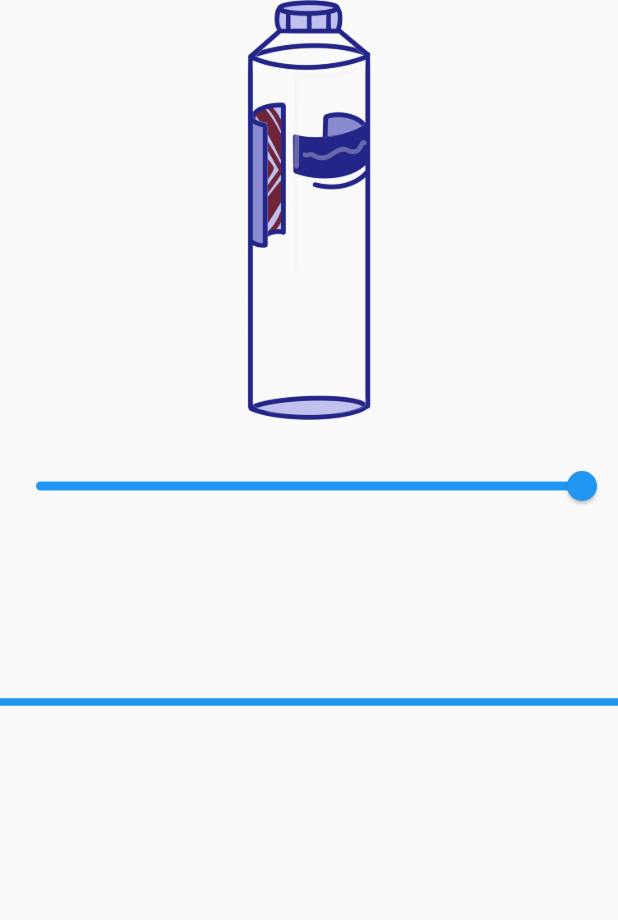
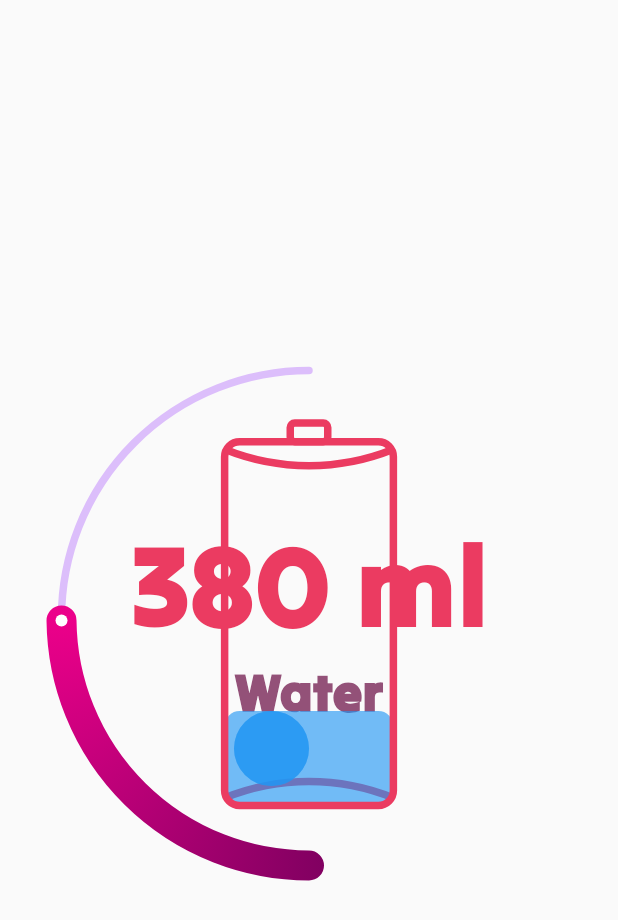
Before and after one commit to mechanical-echo/aqualotl, a Flutter app: the screen it shows after launch, on a phone screen of 412 x 824 dp. Shown: the top 920 px of the screen. Run offline on Flutter 3.47's test engine with Material 2 defaults, Android fonts, the phone set to English and light mode, and no system bars; drawn by our look-alikes of sleek_circular_slider; our stand-ins replace curved_navigation_bar, flutter_otp_text_field, get.

Commit message:
made water slider. Next is to make wave

```diff
--- a/lib/pages/HomePage/homepage.dart
+++ b/lib/pages/HomePage/homepage.dart
@@ -1,166 +1,76 @@
-// ignore_for_file: prefer_const_constructors, prefer_const_literals_to_create_immutables, depend_on_referenced_packages, library_private_types_in_public_api
-
 import 'package:aqualotl/constants/colors.dart';
-import 'package:aqualotl/constants/image_strings.dart';
 import 'package:flutter/material.dart';
 import 'package:sleek_circular_slider/sleek_circular_slider.dart';
 
-
-class HomePage extends StatefulWidget{
-   const HomePage({Key? key}) : super(key: key);
-  @override
-  _HomePageState createState() => _HomePageState();
-}
-
-class _HomePageState extends State<HomePage>{
-  // Widget slider = SleekCircularSlider(
-  //             appearance: CircularSliderAppearance(
-  //               startAngle: 90,
-  //               customWidths: CustomSliderWidths(progressBarWidth: 10),
-  //               customColors: CustomSliderColors(
-  //                 dynamicGradient: true,
-  //                 dotColor: Colors.transparent
-  //                 ),
-  //               size: 340,
-  //               infoProperties: InfoProperties(
-  //                 topLabelText: "Water level:",
-
-  //               )
-  //             ),
-  //             initialValue: 765,
-  //             max: 765,
-  //             min: 0,
-  //             onChange: (double value) {
-  //               print(value);
-  //             });
-  @override
-  Widget build(BuildContext context){
-    final litres = 765.0;
-    final trackColors = [
-      Colors.indigo.shade900,
-      Colors.blueAccent,
-      Colors.blueAccent.shade100
-    ];
-    double waterLevel = litres;
-    return  Scaffold(
-      body: Column(
-        children: [
-          // SizedBox(height: 100,),
-          // SleekCircularSlider(
-          //   max: litres,
-          //   initialValue: 0,
-          //   appearance: CircularSliderAppearance(
-          //     size: 250,
-          //     angleRange: 360,
-          //     customWidths: CustomSliderWidths(progressBarWidth: 10),
-          //     customColors: CustomSliderColors(progressBarColors: trackColors, dynamicGradient: true)
-          //   ),
-          //   min: 0,
-          //   onChange: (value) {
-          //     setState(() {
-          //       waterLevel = value;
-          //       WaterLevelBottle1(waterLevel, litres);
-          //     });
-          //     print("waterLevel = "+waterLevel.toString());
-          //   },
-          // ),
-          Center(
-            child:Stack(
-            children: [
-              Container(
-                      width: 225,
-                      height: 280,
-                      child: Image(image: AssetImage(bottleBack)),
-                    ),
-              Container(
-                width: 225,
-                height: 300,
-                  child: CustomPaint(
-                  // foregroundPainter: WaterLevelBottle1(waterLevel,litres),
-                ),
-              ),
-              Container(
-                      width: 225,
-                      height: 280,
-                      child: Image(image: AssetImage(bottleFront)),
-                    ),
-            ],
-          ),
-        ),
-         Column(
-          mainAxisAlignment: MainAxisAlignment.center,
-          children: [
-            Slider(
-              value: waterLevel,
-              min: 0,
-              max: litres,
-              onChanged: (value) {
-                setState(() {
-                  waterLevel = value;
-                });
-              },
-            ),
-            SizedBox(height: 20),
-            CustomPaint(
-              painter: LinePainter(waterLevel),
-              size: Size(double.infinity, 200),
-            ),
-          ],
-        ),
-      ],
-    ),
-  );
-}
-
-}
-  // class WaterLevelBottle1 extends CustomPainter {
-  // final double waterLevel;
-  // final double maxWaterLevel;
-  // final double maxWaterLevelHeight = 241;
-
-
-  // WaterLevelBottle1(this.waterLevel, this.maxWaterLevel);
-
-  // @override
-  // void paint(Canvas canvas, Size size) {
-  //   final double waterHeight = (waterLevel/maxWaterLevel) * maxWaterLevelHeight;
-  //   final paint = Paint()
-  //   ..color = Color.fromARGB(161, 46, 109, 255)
-  //   ..strokeWidth = 5
-  //   ..style = PaintingStyle.fill;
-  //   /**
-  //    * Rounded rect
-  //    */
-  //   var aRR = Offset(size.width * 1 / 3, size.height - waterHeight - 25);
-  //   var bRR = Offset(size.width * 2 / 3, size.height * 11 / 12);
-  //   final rectangle = Rect.fromPoints(aRR, bRR);
-  //   final radius = Radius.circular(10);
-  //   canvas.drawRRect(RRect.fromRectAndRadius(rectangle, radius), paint);
-  // }
-
-  // @override
-  // bool shouldRepaint(WaterLevelBottle1 oldDelegate) {
-  //   print("shouldRepaint = "+(oldDelegate.waterLevel != waterLevel).toString());
-  //   return oldDelegate.waterLevel != waterLevel;
-  // }
-
-  // }
-
 class LinePainter extends CustomPainter {
   final double lineLength;
-
+  final double maxLitres = 765;
+  final double maxSize = 241;
   LinePainter(this.lineLength);
 
   @override
   void paint(Canvas canvas, Size size) {
-    Paint paint = Paint()
-      ..color = Colors.blue
-      ..strokeWidth = 5;
+    Paint paintFill = Paint()
+      ..color = Color.fromRGBO(33, 150, 243, .63)
+      ..strokeWidth = 5
+      ..style = PaintingStyle.fill;
+      Paint paintFillwhite = Paint()
+      ..color = Color.fromRGBO(255, 255, 255, .4)
+      ..strokeWidth = 5
+      ..style = PaintingStyle.fill;
 
-    Offset startPoint = Offset(size.width / 2 - lineLength / 2, size.height / 2);
-    Offset endPoint = Offset(size.width / 2 + lineLength / 2, size.height / 2);
+    Paint paintLine = Paint()
+    ..color = lAccentColor
+    ..strokeWidth = 5
+    ..style = PaintingStyle.stroke;
+    /**
+     * background lines
+     */
+    var arc1 = Path();
+    arc1.moveTo(size.width * 1 / 4, size.height * 1.5 / 12);
+    arc1.arcToPoint(
+      Offset(size.width * 3 / 4, size.height * 1.5 / 12),
+      radius: Radius.circular(150),
+      clockwise: false,
+    );
+    canvas.drawPath(arc1, paintLine);
+    var arc2 = Path();
+    arc2.moveTo(size.width * 1 / 4, size.height * 10.8 / 12);
+    arc2.arcToPoint(
+      Offset(size.width * 3 / 4, size.height * 10.8 / 12),
+      radius: Radius.circular(150),
+      clockwise: true,
+    );
+    canvas.drawPath(arc2, paintLine);
 
-    canvas.drawLine(startPoint, endPoint, paint);
+    /**
+     * recatngles
+     */
+    double waterLevel = lineLength/maxLitres * maxSize;
+
+    Offset startPoint = Offset(size.width * 1 / 4, size.height-waterLevel-25);
+    Offset endPoint = Offset(size.width * 3 / 4, size.height * 11/12);
+
+    var rect = Rect.fromPoints(startPoint, endPoint);
+    var rectLine = Rect.fromPoints(Offset(size.width * 1 / 4, size.height * 1.3 / 12), endPoint);
+
+    var cap = Rect.fromPoints(
+      Offset(size.width * 4/9, size.height * 0.8 /12),
+      Offset(size.width * 5/9, size.height * 1.3/12)
+    );
+
+    /**
+     * wave
+     */
+    var maxHeight = size.height-waterLevel-25;
+    var c = Offset(size.width * 1 / 3 + size.height * 1/24, size.height-waterLevel-25 + size.height * 1/12);
+    var c2 = Offset(size.width * 1 / 3 + size.height * 1/24, size.height-waterLevel-25 + size.height * 1/12);
+    canvas.drawCircle(c,size.width * 1 / 9, paintFill);
+    canvas.drawCircle(c2,size.width * 1 / 9, paintFill);
+
+    canvas.drawRRect(RRect.fromRectAndRadius(rect, const Radius.circular(10)), paintFill);
+    canvas.drawRRect(RRect.fromRectAndRadius(rectLine, const Radius.circular(10)), paintLine);
+    canvas.drawRRect(RRect.fromRectAndRadius(cap, const Radius.circular(3)), paintLine);
   }
 
   @override
@@ -168,3 +78,66 @@ class LinePainter extends CustomPainter {
     return oldDelegate.lineLength != lineLength;
   }
 }
+
+
+class HomePage extends StatefulWidget {
+  @override
+  _HomePageState createState() => _HomePageState();
+}
+
+class _HomePageState extends State<HomePage> {
+  double _lineLength = 200;
+
+  @override
+  Widget build(BuildContext context) {
+    final litres = 765.0;
+    double userLevel = 380.0;
+    return Scaffold(
+      body: Center(
+        child: Stack(
+          children: [
+            Center(
+              child: SleekCircularSlider(
+                appearance: CircularSliderAppearance(
+                  size: 350,
+                  startAngle: 90,
+                  angleRange: 180,
+
+                  customWidths: CustomSliderWidths(
+                    progressBarWidth: 20,
+                  ),
+                  infoProperties: InfoProperties(
+                    mainLabelStyle: const TextStyle(
+                      fontSize: 78,
+                      fontFamily: 'TiltWarp',
+                      color: lAccentColor
+                    ),
+                    bottomLabelText: "Water",
+                    modifier: (percentage) {
+                      return percentage.toStringAsFixed(0)+" ml";
+                    },
+                  ),
+                ),
+                initialValue: userLevel,
+                min: 0,
+                max: litres,
+                onChange: (value) {
+                  print(value);
+                  setState(() {
+                    _lineLength = value;
+                  });
+                },
+              ),
+            ),
+            Center(
+              child: CustomPaint(
+                painter: LinePainter(_lineLength),
+                size: Size(225, 300),
+              ),
+            ),
+          ],
+        ),
+      ),
+    );
+  }
+}
```
